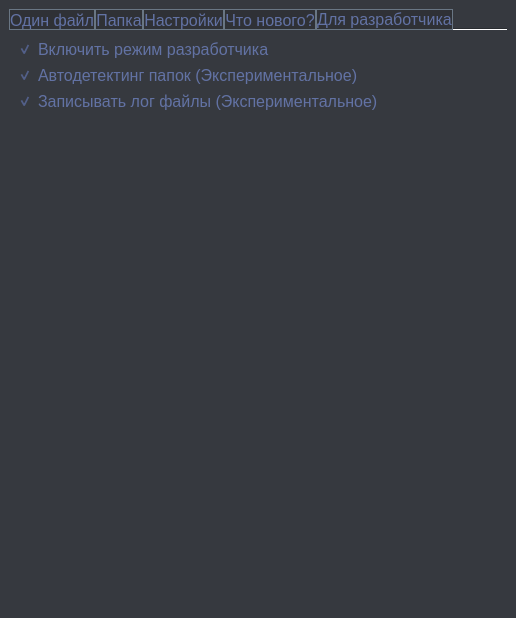
First picture: the form in UI/normUI2.ui, repository nikolaiianchuk/AniBaza_Converter, before the edit.
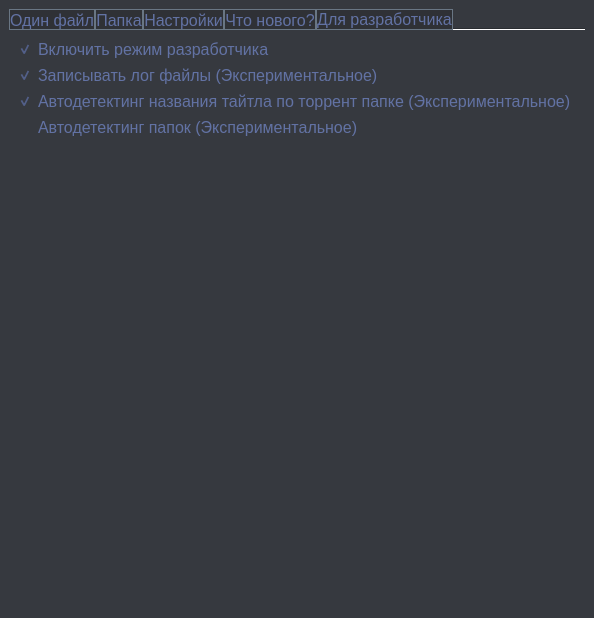
Second picture: the form after the edit. The open tabs and pages were chosen to show the change. Icons and pictures are not drawn.

```diff
--- a/UI/normUI2.ui
+++ b/UI/normUI2.ui
@@ -1736,38 +1736,7 @@
            </widget>
           </item>
           <item>
-           <widget class="QCheckBox" name="folderAutodecting">
-            <property name="enabled">
-             <bool>false</bool>
-            </property>
-            <property name="sizePolicy">
-             <sizepolicy hsizetype="Minimum" vsizetype="Preferred">
-              <horstretch>0</horstretch>
-              <verstretch>0</verstretch>
-             </sizepolicy>
-            </property>
-            <property name="font">
-             <font>
-              <family>Segoe UI</family>
-              <pointsize>12</pointsize>
-             </font>
-            </property>
-            <property name="styleSheet">
-             <string notr="true">color: rgb(98, 114, 164);
-background-color: rgba(0, 0, 0, 0);
-border:none;
-</string>
-            </property>
-            <property name="text">
-             <string>Автодетектинг папок (Экспериментальное)</string>
-            </property>
-            <property name="checked">
-             <bool>true</bool>
-            </property>
-           </widget>
-          </item>
-          <item>
-           <widget class="QCheckBox" name="enableLogging">
+           <widget class="QCheckBox" name="log_mode_enable">
             <property name="enabled">
              <bool>false</bool>
             </property>
@@ -1797,6 +1766,68 @@
             </property>
            </widget>
           </item>
+          <item>
+           <widget class="QCheckBox" name="episodeline_autodetect_enable">
+            <property name="enabled">
+             <bool>false</bool>
+            </property>
+            <property name="sizePolicy">
+             <sizepolicy hsizetype="Minimum" vsizetype="Preferred">
+              <horstretch>0</horstretch>
+              <verstretch>0</verstretch>
+             </sizepolicy>
+            </property>
+            <property name="font">
+             <font>
+              <family>Segoe UI</family>
+              <pointsize>12</pointsize>
+             </font>
+            </property>
+            <property name="styleSheet">
+             <string notr="true">color: rgb(98, 114, 164);
+background-color: rgba(0, 0, 0, 0);
+border:none;
+</string>
+            </property>
+            <property name="text">
+             <string>Автодетектинг названия тайтла по торрент папке (Экспериментальное)</string>
+            </property>
+            <property name="checked">
+             <bool>true</bool>
+            </property>
+           </widget>
+          </item>
+          <item>
+           <widget class="QCheckBox" name="folders_autodetect_enable">
+            <property name="enabled">
+             <bool>false</bool>
+            </property>
+            <property name="sizePolicy">
+             <sizepolicy hsizetype="Minimum" vsizetype="Preferred">
+              <horstretch>0</horstretch>
+              <verstretch>0</verstretch>
+             </sizepolicy>
+            </property>
+            <property name="font">
+             <font>
+              <family>Segoe UI</family>
+              <pointsize>12</pointsize>
+             </font>
+            </property>
+            <property name="styleSheet">
+             <string notr="true">color: rgb(98, 114, 164);
+background-color: rgba(0, 0, 0, 0);
+border:none;
+</string>
+            </property>
+            <property name="text">
+             <string>Автодетектинг папок (Экспериментальное)</string>
+            </property>
+            <property name="checked">
+             <bool>false</bool>
+            </property>
+           </widget>
+          </item>
          </layout>
         </item>
         <item row="2" column="0">
```
Left out of the diff: 127 changed lines with no effect on the pictures.
